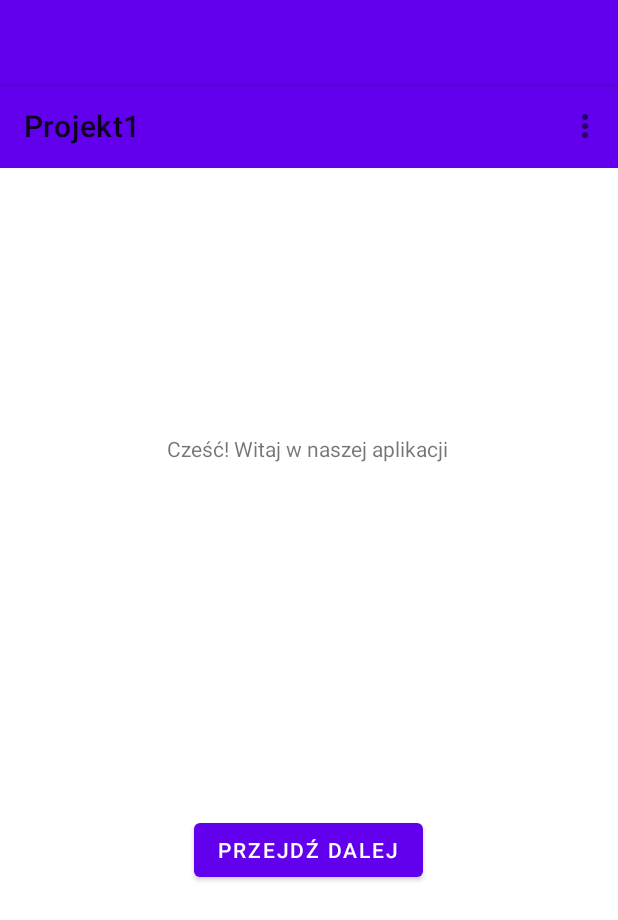
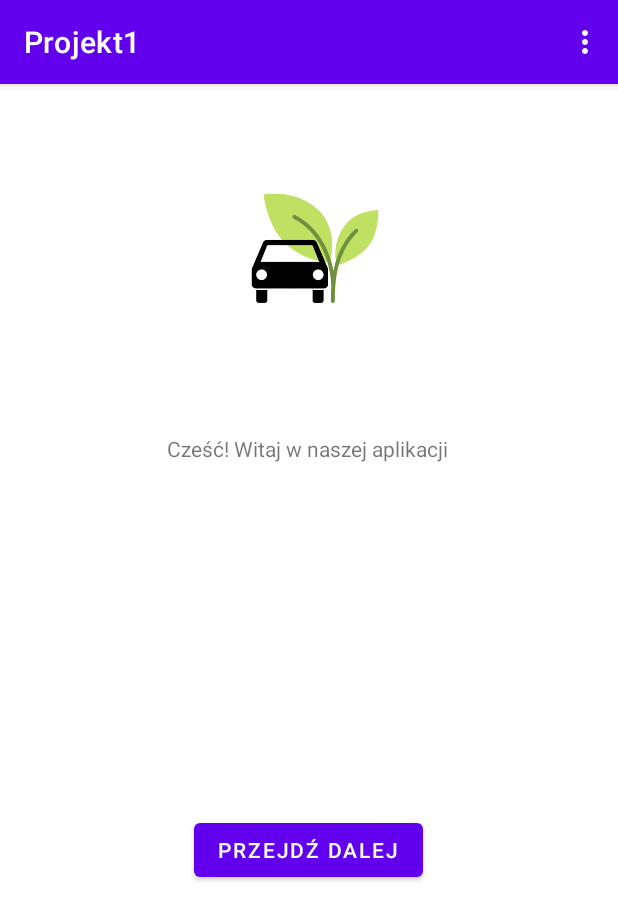
Before and after one commit to duerde/IPZ_grupa4, an Android app: the screen it shows after launch (MainActivity), on a phone screen of 412 x 824 dp. Shown: the top 920 px of the screen. Run offline under Robolectric (Android 15) with nearby library versions, the phone set to English and light mode, and no system bars.

Commit message:
Pierwsza strona i zakladki w drugiej

```diff
--- a/app/src/main/java/com/example/projekt1/MainActivity.java
+++ b/app/src/main/java/com/example/projekt1/MainActivity.java
@@ -39,4 +39,5 @@
 
         return super.onOptionsItemSelected(item);
     }
+
 }
--- a/app/src/main/res/layout/fragment_first.xml
+++ b/app/src/main/res/layout/fragment_first.xml
@@ -29,20 +29,13 @@
         app:layout_constraintTop_toBottomOf="@id/textview_first" />
 
     <ImageView
-        android:id="@+id/imageView"
-        android:layout_width="wrap_content"
-        android:layout_height="wrap_content"
-        tools:layout_editor_absoluteX="141dp"
-        tools:layout_editor_absoluteY="16dp"
-        tools:src="@tools:sample/avatars" />
-
-    <androidx.appcompat.widget.Toolbar
-        android:id="@+id/toolbar2"
-        android:layout_width="match_parent"
-        android:layout_height="?attr/actionBarSize"
-        android:background="?attr/colorPrimary"
-        app:popupTheme="@style/Theme.Projekt1.PopupOverlay"
-        tools:layout_editor_absoluteX="-2dp"
-        tools:layout_editor_absoluteY="752dp" />
+        android:id="@+id/imageView2"
+        android:layout_width="167dp"
+        android:layout_height="147dp"
+        android:src="@drawable/logo1"
+        app:layout_constraintBottom_toTopOf="@+id/textview_first"
+        app:layout_constraintEnd_toEndOf="parent"
+        app:layout_constraintStart_toStartOf="parent"
+        app:layout_constraintTop_toTopOf="parent" />
 
 </androidx.constraintlayout.widget.ConstraintLayout>
```
Also changed, not shown: app/src/main/res/layout/fragment_second.xml (+28 -7 lines), app/src/main/res/drawable-v24/logo1.png (added), app/src/main/res/drawable/logo1.png (added), app/src/main/res/logo1.png (added), 1 other file.
